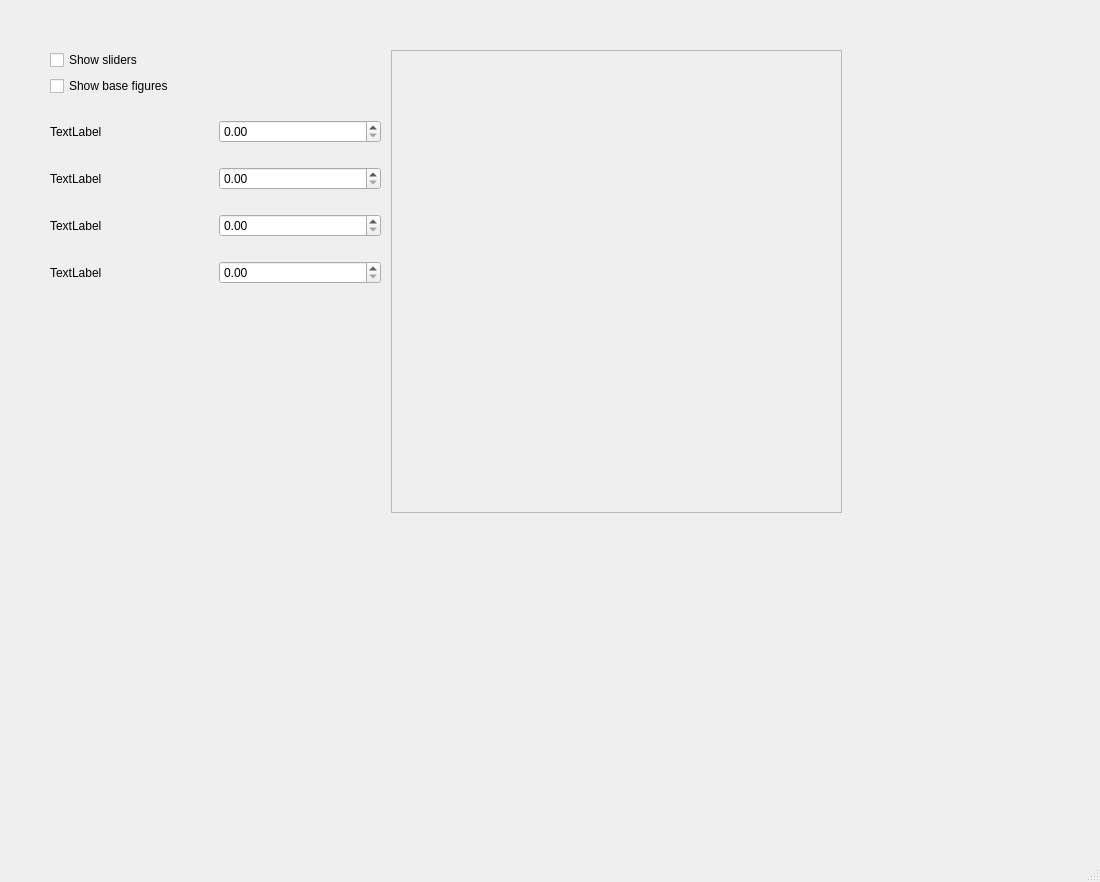
The window that 2/main.ui (awarebayes/kg) describes before a commit, drawn with Qt 5.
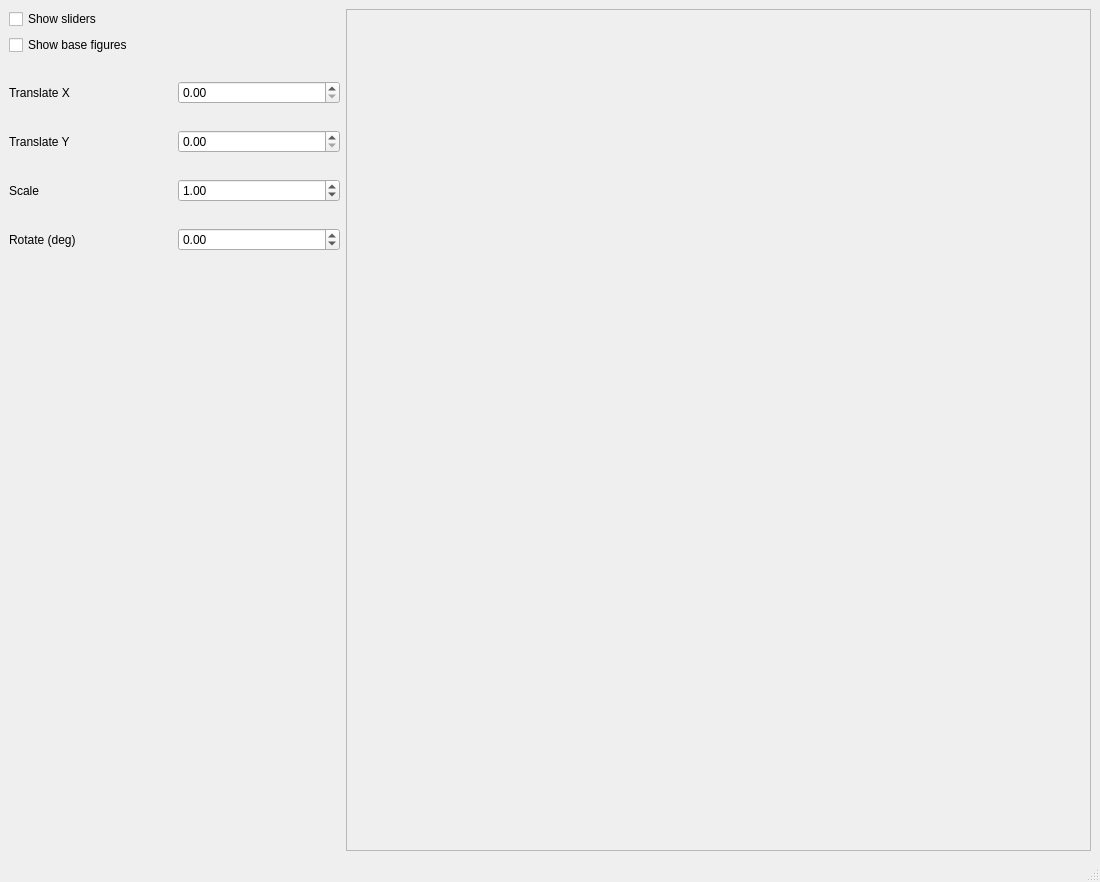
The same window after the commit. The open tabs and pages were chosen to show the change.

```diff
--- a/2/main.ui
+++ b/2/main.ui
@@ -14,16 +14,7 @@
    <string>MainWindow</string>
   </property>
   <widget class="QWidget" name="centralwidget">
-   <widget class="QWidget" name="">
-    <property name="geometry">
-     <rect>
-      <x>50</x>
-      <y>50</y>
-      <width>792</width>
-      <height>463</height>
-     </rect>
-    </property>
-    <layout class="QHBoxLayout" name="horizontalLayout">
+   <layout class="QHBoxLayout" name="horizontalLayout" stretch="1,5">
      <item>
       <layout class="QVBoxLayout" name="verticalLayout">
        <item>
@@ -134,49 +125,86 @@
              <x>0</x>
              <y>0</y>
              <width>331</width>
-             <height>201</height>
+            <height>211</height>
             </rect>
            </property>
            <layout class="QGridLayout" name="gridLayout_2" rowstretch="1,0,0,0" columnstretch="0,0">
             <item row="0" column="0">
              <widget class="QLabel" name="label_5">
               <property name="text">
-               <string>TextLabel</string>
+              <string>Translate X</string>
               </property>
              </widget>
             </item>
             <item row="3" column="0">
              <widget class="QLabel" name="label_8">
               <property name="text">
-               <string>TextLabel</string>
+              <string>Rotate (deg)</string>
               </property>
              </widget>
             </item>
             <item row="1" column="0">
              <widget class="QLabel" name="label_6">
               <property name="text">
-               <string>TextLabel</string>
+              <string>Translate Y</string>
               </property>
              </widget>
             </item>
             <item row="2" column="0">
              <widget class="QLabel" name="label_7">
               <property name="text">
-               <string>TextLabel</string>
+              <string>Scale</string>
               </property>
              </widget>
             </item>
             <item row="0" column="1">
-             <widget class="QDoubleSpinBox" name="doubleSpinBox"/>
+            <widget class="QDoubleSpinBox" name="TransXSB">
+             <property name="maximum">
+              <double>1.000000000000000</double>
+             </property>
+             <property name="singleStep">
+              <double>0.050000000000000</double>
+             </property>
+            </widget>
             </item>
             <item row="1" column="1">
-             <widget class="QDoubleSpinBox" name="doubleSpinBox_2"/>
+            <widget class="QDoubleSpinBox" name="TransYSB">
+             <property name="maximum">
+              <double>1.000000000000000</double>
+             </property>
+             <property name="singleStep">
+              <double>0.050000000000000</double>
+             </property>
+            </widget>
             </item>
             <item row="2" column="1">
-             <widget class="QDoubleSpinBox" name="doubleSpinBox_3"/>
+            <widget class="QDoubleSpinBox" name="ScaleSB">
+             <property name="minimum">
+              <double>0.100000000000000</double>
+             </property>
+             <property name="maximum">
+              <double>20.000000000000000</double>
+             </property>
+             <property name="singleStep">
+              <double>0.500000000000000</double>
+             </property>
+             <property name="value">
+              <double>1.000000000000000</double>
+             </property>
+            </widget>
             </item>
             <item row="3" column="1">
-             <widget class="QDoubleSpinBox" name="doubleSpinBox_4"/>
+            <widget class="QDoubleSpinBox" name="RotateSB">
+             <property name="minimum">
+              <double>-180.000000000000000</double>
+             </property>
+             <property name="maximum">
+              <double>180.000000000000000</double>
+             </property>
+             <property name="singleStep">
+              <double>10.000000000000000</double>
+             </property>
+            </widget>
             </item>
            </layout>
           </widget>
@@ -221,7 +249,6 @@
       </widget>
      </item>
     </layout>
-   </widget>
   </widget>
   <widget class="QMenuBar" name="menubar">
    <property name="geometry">
```
Left out of the diff: 56 changed lines with no effect on the pictures. Lines whose indentation alone changed are shown as unchanged.
